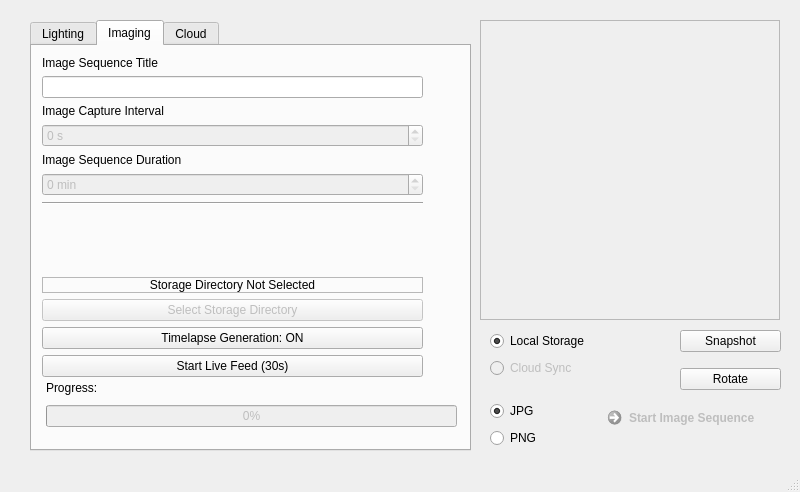
Above: _ui/FlashLapse_CP.ui from CoSE-Jerry/Flashlapse_NEO before the change. Below: the same form after it.
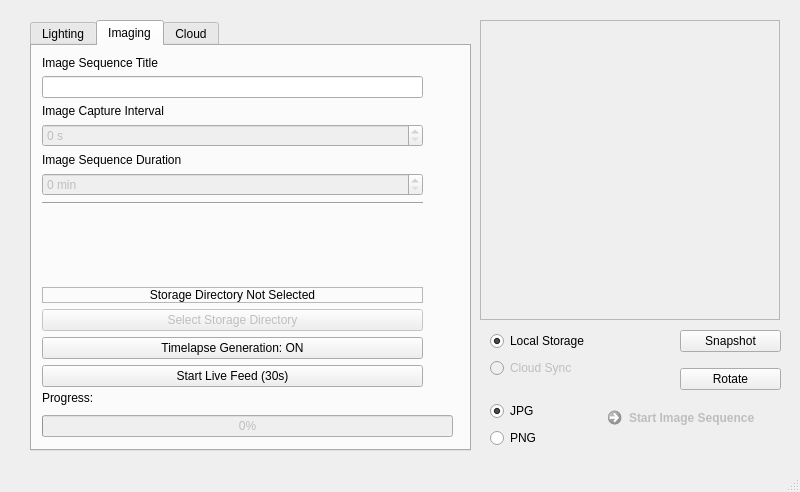
That is the form after the change. The open tabs and pages were chosen to show the change. Icons and pictures are not drawn.

What changed in the file:
```diff
--- a/_ui/FlashLapse_CP.ui
+++ b/_ui/FlashLapse_CP.ui
@@ -624,7 +624,7 @@
         <x>10</x>
         <y>10</y>
         <width>381</width>
-        <height>321</height>
+        <height>331</height>
        </rect>
       </property>
       <layout class="QVBoxLayout" name="verticalLayout_3">
@@ -767,8 +767,8 @@
      <widget class="QWidget" name="layoutWidget">
       <property name="geometry">
        <rect>
-        <x>14</x>
-        <y>330</y>
+        <x>10</x>
+        <y>340</y>
         <width>411</width>
         <height>51</height>
        </rect>
```
Left out of the diff: 6 changed lines with no effect on the pictures.
